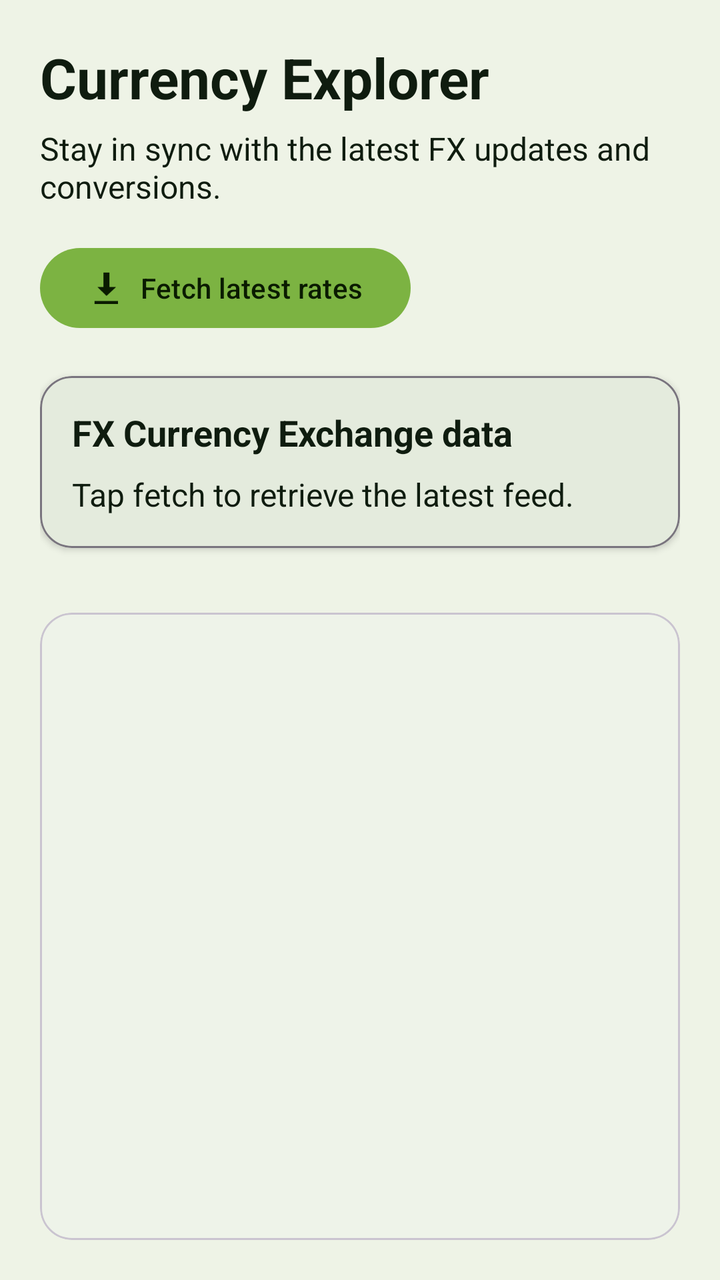
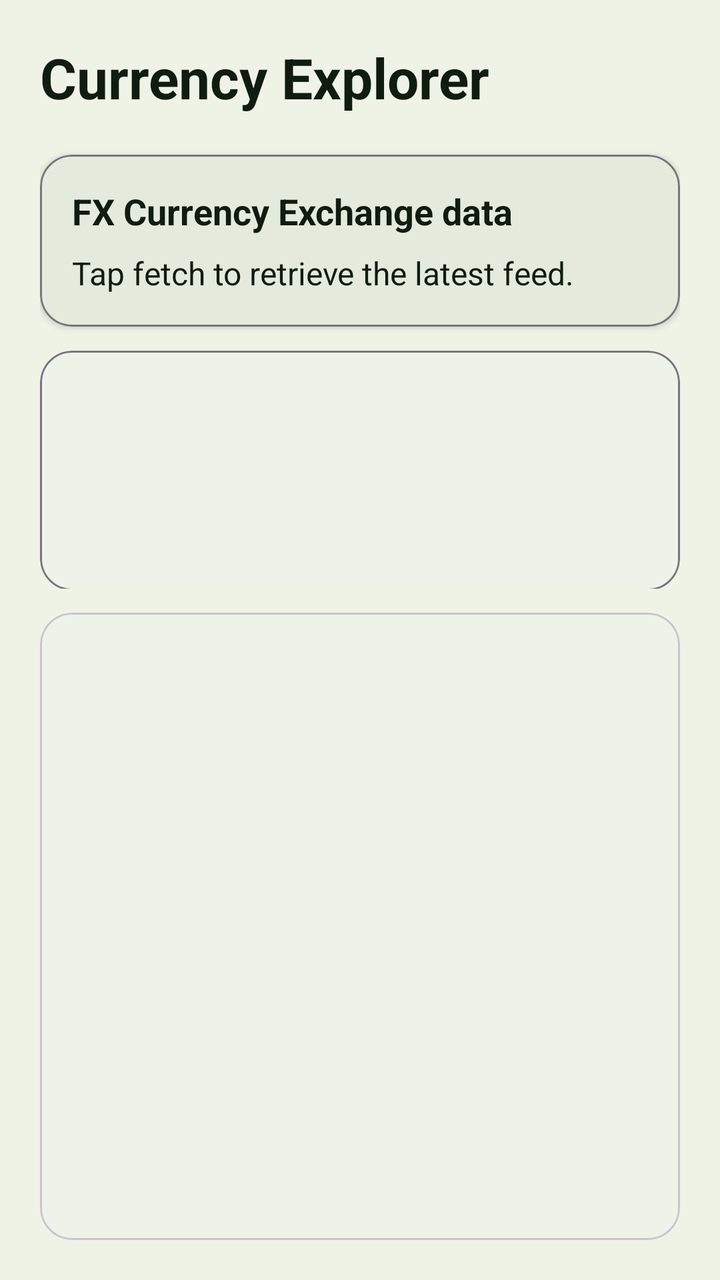

Compare the two renders of this Android layout. The source of the first and the diff that turns it into the second are given below.
<!-- AndroidManifest.xml: application theme Theme.Rushe_Paul_S2339378 -->
<!-- res/layout/activity_main.xml -->
<androidx.constraintlayout.widget.ConstraintLayout xmlns:android="http://schemas.android.com/apk/res/android"
    xmlns:app="http://schemas.android.com/apk/res-auto"
    android:layout_width="match_parent"
    android:layout_height="match_parent"
    android:background="?attr/colorBackground">

    <androidx.constraintlayout.widget.Guideline
        android:id="@+id/headerGuide"
        android:layout_width="wrap_content"
        android:layout_height="wrap_content"
        android:orientation="horizontal"
        app:layout_constraintGuide_percent="0.46" />

    <androidx.core.widget.NestedScrollView
        android:id="@+id/headerScroll"
        android:layout_width="0dp"
        android:layout_height="0dp"
        android:fillViewport="false"
        android:overScrollMode="ifContentScrolls"
        app:layout_constrainedHeight="true"
        app:layout_constraintTop_toTopOf="parent"
        app:layout_constraintBottom_toTopOf="@id/headerGuide"
        app:layout_constraintStart_toStartOf="parent"
        app:layout_constraintEnd_toEndOf="parent">

        <LinearLayout
            android:layout_width="match_parent"
            android:layout_height="wrap_content"
            android:gravity="center_horizontal"
            android:paddingHorizontal="20dp"
            android:paddingTop="20dp"
            android:paddingBottom="8dp"
            android:orientation="vertical">

            <LinearLayout
                android:layout_width="match_parent"
                android:layout_height="wrap_content"
                android:maxWidth="840dp"
                android:orientation="vertical">

                <TextView
                    android:id="@+id/salutation"
                    android:layout_width="fill_parent"
                    android:layout_height="wrap_content"
                    android:textSize="28sp"
                    android:textStyle="bold"
                    android:textColor="?attr/colorOnBackground"
                    android:text="Currency Explorer" />

                <TextView
                    android:layout_width="fill_parent"
                    android:layout_height="wrap_content"
                    android:layout_marginTop="6dp"
                    android:textSize="16sp"
                    android:textColor="?attr/colorOnBackground"
                    android:text="Stay in sync with the latest FX updates and conversions." />

                <com.google.android.material.button.MaterialButton
                    android:id="@+id/startButton"
                    style="@style/Widget.Material3.Button"
                    android:layout_width="wrap_content"
                    android:layout_height="wrap_content"
                    android:layout_marginTop="16dp"
                    android:text="Fetch latest rates"
                    app:icon="@android:drawable/stat_sys_download"
                    app:iconPadding="8dp"
                    app:iconTint="?attr/colorOnPrimary" />

                <com.google.android.material.card.MaterialCardView
                    android:layout_width="match_parent"
                    android:layout_height="wrap_content"
                    android:layout_marginTop="20dp"
                    app:cardElevation="2dp"
                    app:cardCornerRadius="16dp"
                    app:cardBackgroundColor="?attr/colorSurfaceVariant"
                    app:strokeColor="?attr/colorOutline"
                    app:strokeWidth="1dp">

                    <LinearLayout
                        android:layout_width="match_parent"
                        android:layout_height="wrap_content"
                        android:orientation="vertical"
                        android:padding="16dp">

                        <TextView
                            android:id="@+id/acknowledgement"
                            android:layout_width="fill_parent"
                            android:layout_height="wrap_content"
                            android:textSize="18sp"
                            android:textStyle="bold"
                            android:textColor="?attr/colorOnSurface"
                            android:text="FX Currency Exchange data" />

                        <TextView
                            android:id="@+id/rawDataDisplay"
                            android:layout_width="fill_parent"
                            android:layout_height="wrap_content"
                            android:layout_marginTop="8dp"
                            android:textSize="16sp"
                            android:textColor="?attr/colorOnSurface"
                            android:text="Tap fetch to retrieve the latest feed." />
                    </LinearLayout>
                </com.google.android.material.card.MaterialCardView>

                <TextView
                    android:layout_width="fill_parent"
                    android:layout_height="wrap_content"
                    android:layout_marginTop="24dp"
                    android:textSize="16sp"
                    android:textStyle="bold"
                    android:textColor="?attr/colorOnBackground"
                    android:text="Browse currencies" />

                <com.google.android.material.textfield.TextInputLayout
                    android:layout_width="match_parent"
                    android:layout_height="wrap_content"
                    android:layout_marginTop="12dp"
                    android:hint="Search currencies"
                    style="@style/Widget.Material3.TextInputLayout.FilledBox.Dense">

                    <com.google.android.material.textfield.TextInputEditText
                        android:id="@+id/searchInput"
                        android:layout_width="match_parent"
                        android:layout_height="wrap_content"
                        android:inputType="text"
                        android:textColor="?attr/colorOnSurface" />
                </com.google.android.material.textfield.TextInputLayout>

            </LinearLayout>
        </LinearLayout>
    </androidx.core.widget.NestedScrollView>

    <com.google.android.material.card.MaterialCardView
        android:id="@+id/currencyCard"
        android:layout_width="0dp"
        android:layout_height="0dp"
        android:layout_marginHorizontal="20dp"
        android:layout_marginTop="12dp"
        android:layout_marginBottom="20dp"
        android:maxWidth="840dp"
        app:cardBackgroundColor="?attr/colorSurface"
        app:cardCornerRadius="16dp"
        app:cardElevation="1dp"
        app:layout_constraintTop_toBottomOf="@id/headerGuide"
        app:layout_constraintBottom_toBottomOf="parent"
        app:layout_constraintStart_toStartOf="parent"
        app:layout_constraintEnd_toEndOf="parent">

        <androidx.recyclerview.widget.RecyclerView
            android:id="@+id/currencyRecyclerView"
            android:layout_width="match_parent"
            android:layout_height="match_parent"
            android:padding="8dp"
            android:clipToPadding="false"
            android:overScrollMode="never"
            android:nestedScrollingEnabled="true" />
    </com.google.android.material.card.MaterialCardView>

</androidx.constraintlayout.widget.ConstraintLayout>
<!-- resources referenced by this layout -->
<resources>
  <style name="Theme.Rushe_Paul_S2339378" parent="Base.Theme.Rushe_Paul_S2339378" />
  <style name="Base.Theme.Rushe_Paul_S2339378" parent="Theme.Material3.DayNight.NoActionBar">
          <item name="colorPrimary">@color/primaryColor</item>
          <item name="colorOnPrimary">@color/onPrimaryColor</item>
          <item name="colorSecondary">@color/secondaryColor</item>
          <item name="colorOnSecondary">@color/onSecondaryColor</item>
          <item name="colorSurface">@color/surfaceColor</item>
          <item name="colorSurfaceVariant">@color/surfaceVariantColor</item>
          <item name="colorOnSurface">@color/onSurfaceColor</item>
          <item name="colorBackground">@color/backgroundColor</item>
          <item name="colorOnBackground">@color/onBackgroundColor</item>
      </style>
  <color name="primaryColor">#7CB342</color>
  <color name="onPrimaryColor">#0A1B00</color>
  <color name="secondaryColor">#4DD0E1</color>
  <color name="onSecondaryColor">#002022</color>
  <color name="surfaceColor">#F5F7F2</color>
  <color name="surfaceVariantColor">#E4EBDD</color>
  <color name="onSurfaceColor">#0F1C0F</color>
  <color name="backgroundColor">#EEF3E6</color>
  <color name="onBackgroundColor">#0F1C0F</color>
</resources>

<!-- the commit's change to res/layout/activity_main.xml (unified diff, before → after) -->
@@ -47,25 +47,6 @@
                     android:textColor="?attr/colorOnBackground"
                     android:text="Currency Explorer" />
 
-                <TextView
-                    android:layout_width="fill_parent"
-                    android:layout_height="wrap_content"
-                    android:layout_marginTop="6dp"
-                    android:textSize="16sp"
-                    android:textColor="?attr/colorOnBackground"
-                    android:text="Stay in sync with the latest FX updates and conversions." />
-
-                <com.google.android.material.button.MaterialButton
-                    android:id="@+id/startButton"
-                    style="@style/Widget.Material3.Button"
-                    android:layout_width="wrap_content"
-                    android:layout_height="wrap_content"
-                    android:layout_marginTop="16dp"
-                    android:text="Fetch latest rates"
-                    app:icon="@android:drawable/stat_sys_download"
-                    app:iconPadding="8dp"
-                    app:iconTint="?attr/colorOnPrimary" />
-
                 <com.google.android.material.card.MaterialCardView
                     android:layout_width="match_parent"
                     android:layout_height="wrap_content"
@@ -100,6 +81,26 @@
                             android:textColor="?attr/colorOnSurface"
                             android:text="Tap fetch to retrieve the latest feed." />
                     </LinearLayout>
+                </com.google.android.material.card.MaterialCardView>
+
+                <com.google.android.material.card.MaterialCardView
+                    android:layout_width="match_parent"
+                    android:layout_height="wrap_content"
+                    android:layout_marginTop="12dp"
+                    app:cardBackgroundColor="?attr/colorSurface"
+                    app:cardCornerRadius="16dp"
+                    app:cardElevation="1dp"
+                    app:strokeColor="?attr/colorOutline"
+                    app:strokeWidth="1dp">
+
+                    <androidx.recyclerview.widget.RecyclerView
+                        android:id="@+id/featuredRatesRecyclerView"
+                        android:layout_width="match_parent"
+                        android:layout_height="wrap_content"
+                        android:minHeight="120dp"
+                        android:padding="12dp"
+                        android:clipToPadding="false"
+                        android:overScrollMode="never" />
                 </com.google.android.material.card.MaterialCardView>
 
                 <TextView
